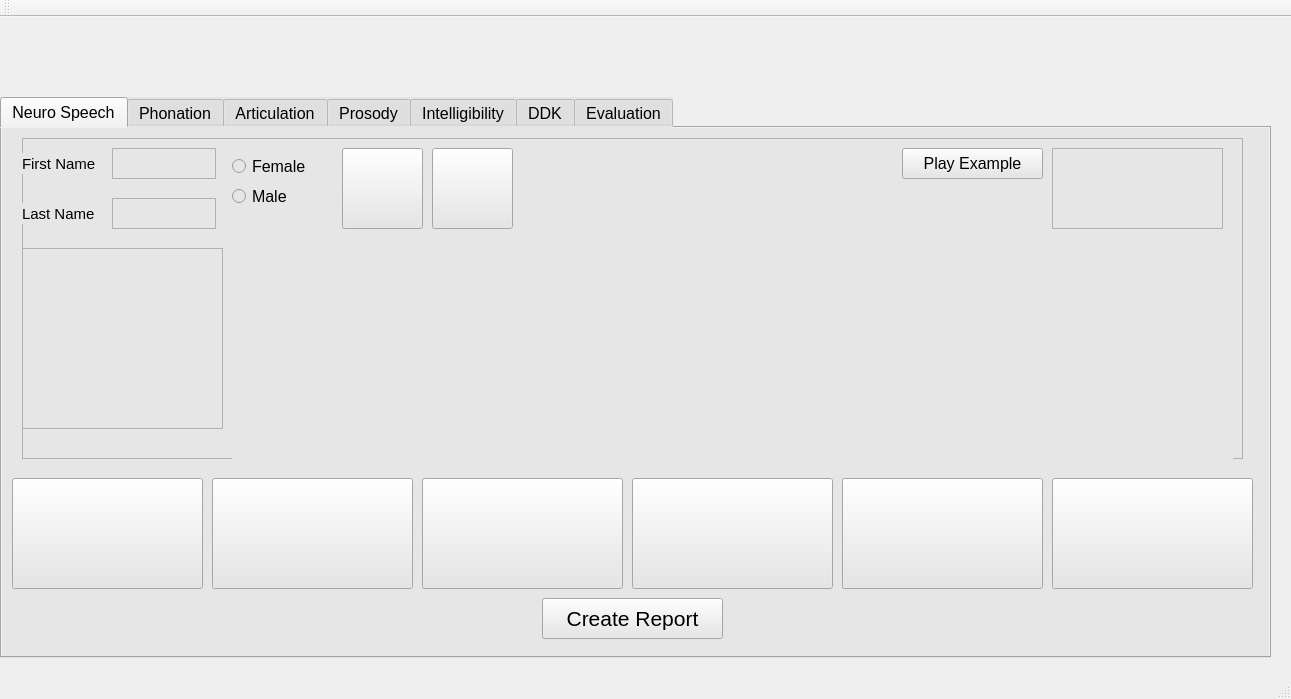
jcvasquezc/NeuroSpeech, file src/PDTool/mainwindow.ui: the form before one commit.
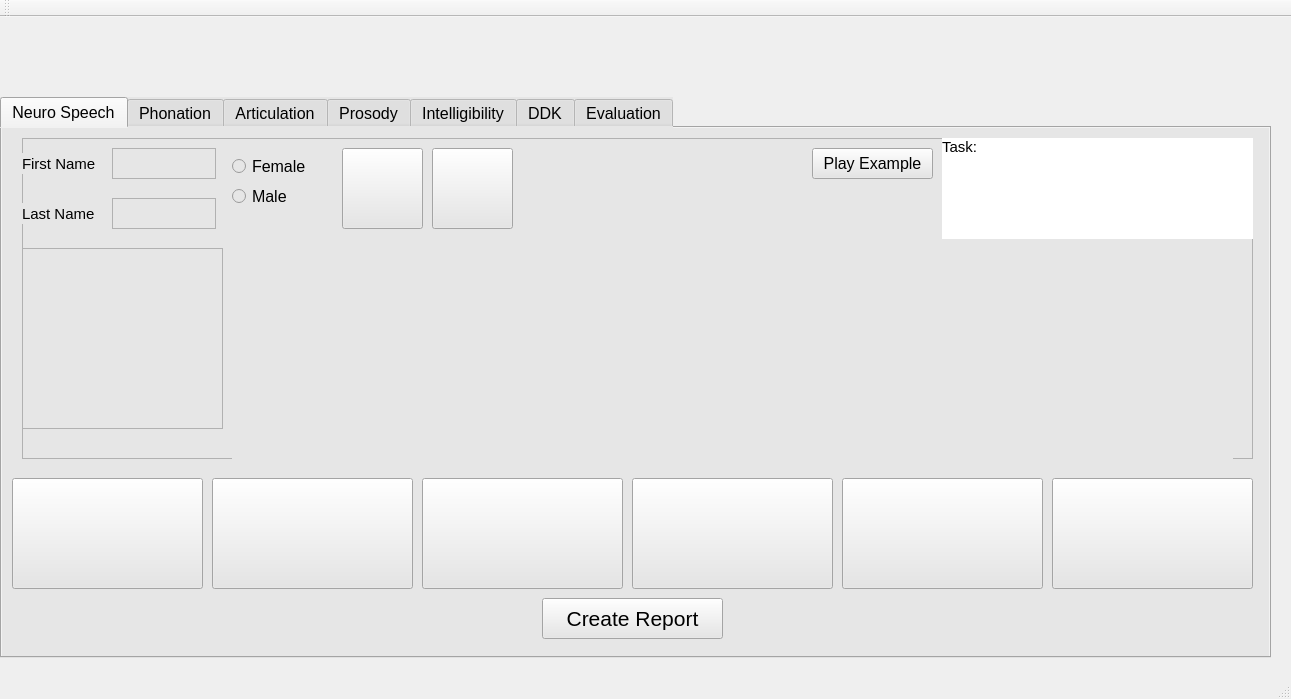
The form after the commit. The open tabs and pages were chosen to show the change. Custom widgets are drawn as their Qt base class.

```diff
--- a/src/PDTool/mainwindow.ui
+++ b/src/PDTool/mainwindow.ui
@@ -101,7 +101,7 @@
        <rect>
         <x>20</x>
         <y>10</y>
-        <width>1221</width>
+        <width>1231</width>
         <height>321</height>
        </rect>
       </property>
@@ -140,9 +140,9 @@
       <widget class="QPushButton" name="pushButton_7">
        <property name="geometry">
         <rect>
-         <x>880</x>
+         <x>790</x>
          <y>10</y>
-         <width>141</width>
+         <width>121</width>
          <height>31</height>
         </rect>
        </property>
@@ -224,22 +224,12 @@
         <string notr="true">background-color: rgb(230, 230, 230);</string>
        </property>
       </widget>
-      <widget class="QListWidget" name="listWidget_2">
-       <property name="geometry">
-        <rect>
-         <x>1030</x>
-         <y>10</y>
-         <width>171</width>
-         <height>81</height>
-        </rect>
-       </property>
-      </widget>
       <widget class="QWidget" name="layoutWidget">
        <property name="geometry">
         <rect>
          <x>501</x>
          <y>9</y>
-         <width>371</width>
+         <width>281</width>
          <height>81</height>
         </rect>
        </property>
@@ -287,6 +277,34 @@
         <string>Male</string>
        </property>
       </widget>
+      <widget class="QLabel" name="label_97">
+       <property name="geometry">
+        <rect>
+         <x>920</x>
+         <y>0</y>
+         <width>311</width>
+         <height>101</height>
+        </rect>
+       </property>
+       <property name="font">
+        <font>
+         <pointsize>11</pointsize>
+        </font>
+       </property>
+       <property name="layoutDirection">
+        <enum>Qt::LeftToRight</enum>
+       </property>
+       <property name="styleSheet">
+        <string notr="true">background-color: rgb(255, 255, 255);
+border-color: rgb(0, 0, 0);</string>
+       </property>
+       <property name="text">
+        <string>Task:</string>
+       </property>
+       <property name="alignment">
+        <set>Qt::AlignLeading|Qt::AlignLeft|Qt::AlignTop</set>
+       </property>
+      </widget>
      </widget>
      <widget class="QPushButton" name="pushButton_8">
       <property name="geometry">
```
Left out of the diff: 2 changed lines with no effect on the pictures.
